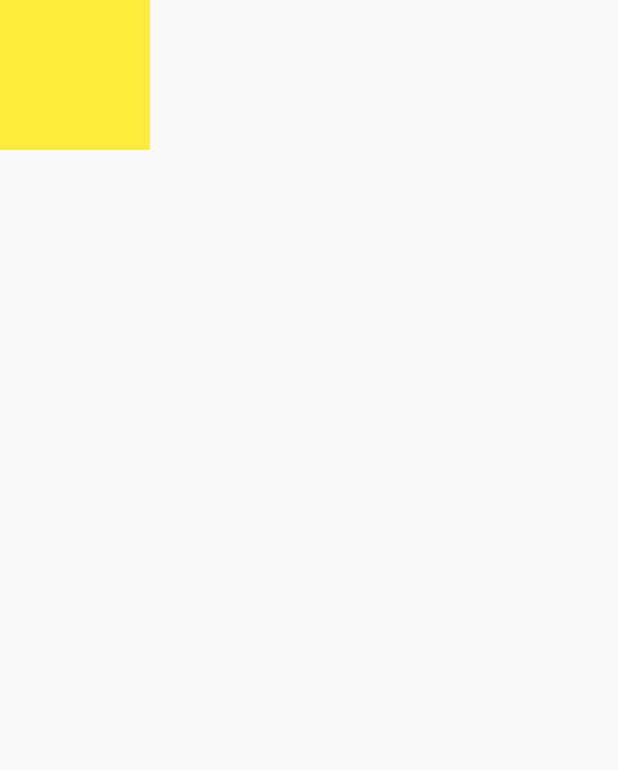
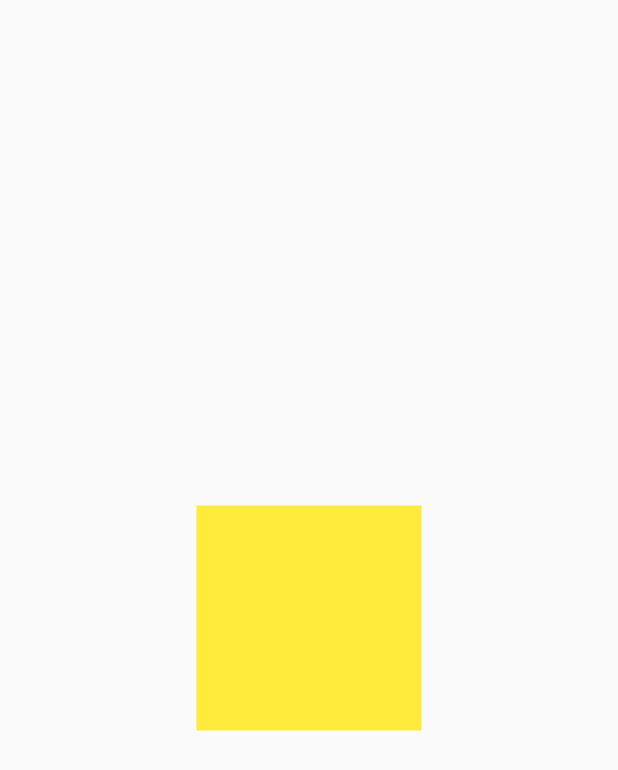
Before and after one commit to moguaiyuki/lips_clone, a Flutter app: the ClipPage screen opened directly, on a phone screen of 412 x 824 dp. Shown: the top 770 px of the screen. Run offline on Flutter 3.47's test engine with Material 2 defaults, Android fonts, the phone set to English and light mode, and no system bars; our stand-ins replace flutter_icons.

Commit message:
show the diff of diff page

```diff
--- a/lib/pages/clip_page/clip_page.dart
+++ b/lib/pages/clip_page/clip_page.dart
@@ -4,10 +4,12 @@ class ClipPage extends StatelessWidget {
   @override
   Widget build(BuildContext context) {
     return Scaffold(
-      body: Container(
-        width: 100,
-        height: 100,
-        color: Colors.yellow,
+      body: Center(
+        child: Container(
+          width: 150,
+          height: 150,
+          color: Colors.yellow,
+        ),
       ),
     );
   }
```
Also changed, not shown: lib/pages/notification_page/notification_page.dart (added, +16 -0 lines), lib/pages/root_page/root_page.dart (+11 -9 lines).
